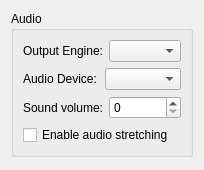
Before: the Qt Designer form src/citra_qt/configuration/configure_audio.ui in grimtnt/citra, drawn with Qt 5.
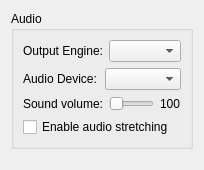
After: the same form once the commit is applied.

Commit message: citra_qt: Add sound volume value label, citra-qt: add tooltips for renderer options, core/arm/skyeye_common: Migrate logging macros, Service/NDM: convert to ServiceFramework, Service/PTM: Remove archive formatting and file creation code in SetPlayCoins

What changed in the file:
```diff
--- a/src/citra_qt/configuration/configure_audio.ui
+++ b/src/citra_qt/configuration/configure_audio.ui
@@ -55,9 +55,19 @@
          </widget>
         </item>
         <item>
-         <widget class="QSpinBox" name="sound_volume">
+         <widget class="QSlider" name="sound_volume">
           <property name="maximum">
            <number>100</number>
+          </property>
+          <property name="orientation">
+           <enum>Qt::Horizontal</enum>
+          </property>
+         </widget>
+        </item>
+        <item>
+         <widget class="QLabel" name="label_sound_volume_value">
+          <property name="text">
+           <string>100</string>
           </property>
          </widget>
         </item>
```
The commit also changes 38 other files.
